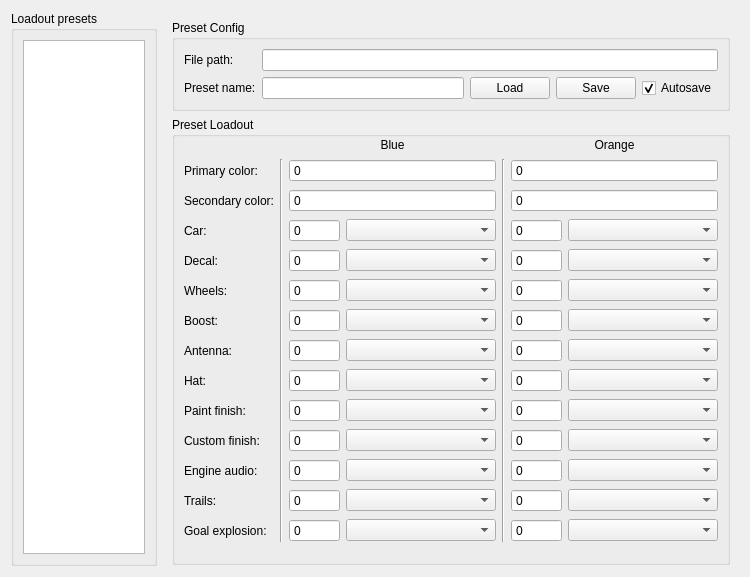
RLBot/RLBot, file RLBotFramework/gui/qt_gui/car_customisation_3.ui: the form before one commit.
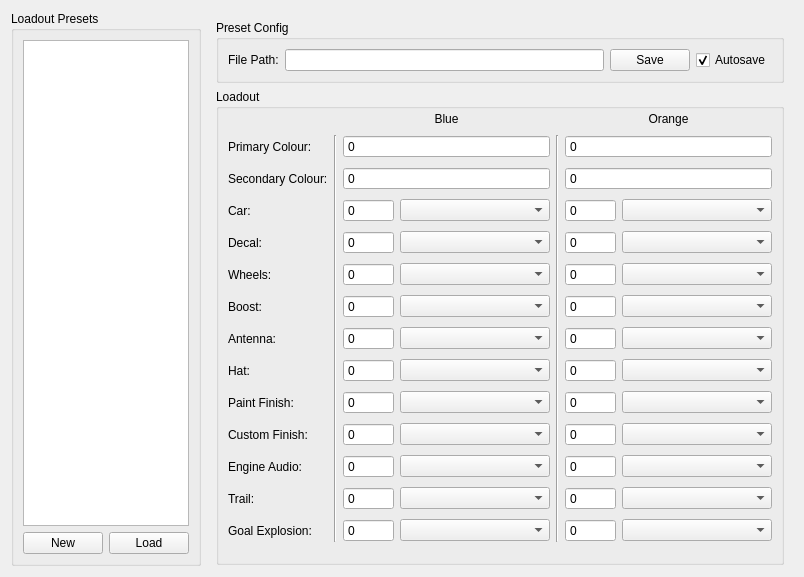
The form after the commit.

Commit message: added loadout loading and modified gui slightly

Patch:
```diff
--- a/RLBotFramework/gui/qt_gui/car_customisation_3.ui
+++ b/RLBotFramework/gui/qt_gui/car_customisation_3.ui
@@ -17,12 +17,47 @@
    <item>
     <widget class="QGroupBox" name="groupBox_3">
      <property name="title">
-      <string>Loadout presets</string>
+      <string>Loadout Presets</string>
      </property>
-     <layout class="QHBoxLayout" name="horizontalLayout_2">
+     <layout class="QVBoxLayout" name="verticalLayout">
       <item>
        <widget class="QListWidget" name="presets_listwidget"/>
       </item>
+      <item>
+       <widget class="QFrame" name="frame">
+        <property name="frameShape">
+         <enum>QFrame::NoFrame</enum>
+        </property>
+        <layout class="QHBoxLayout" name="horizontalLayout_2">
+         <property name="leftMargin">
+          <number>0</number>
+         </property>
+         <property name="topMargin">
+          <number>0</number>
+         </property>
+         <property name="rightMargin">
+          <number>0</number>
+         </property>
+         <property name="bottomMargin">
+          <number>0</number>
+         </property>
+         <item>
+          <widget class="QPushButton" name="preset_new_pushbutton">
+           <property name="text">
+            <string>New</string>
+           </property>
+          </widget>
+         </item>
+         <item>
+          <widget class="QPushButton" name="preset_load_pushbutton">
+           <property name="text">
+            <string>Load</string>
+           </property>
+          </widget>
+         </item>
+        </layout>
+       </widget>
+      </item>
      </layout>
     </widget>
    </item>
@@ -43,36 +78,25 @@
         <property name="title">
          <string>Preset Config</string>
         </property>
-        <layout class="QGridLayout" name="gridLayout_2">
-         <item row="5" column="0">
-          <widget class="QLabel" name="label_16">
-           <property name="text">
-            <string>Preset name:</string>
-           </property>
-          </widget>
-         </item>
-         <item row="3" column="0">
+        <layout class="QHBoxLayout" name="horizontalLayout_3">
+         <item>
           <widget class="QLabel" name="label_17">
            <property name="text">
-            <string>File path:</string>
+            <string>File Path:</string>
            </property>
           </widget>
          </item>
-         <item row="5" column="11">
+         <item>
+          <widget class="QLineEdit" name="preset_path_lineedit"/>
+         </item>
+         <item>
           <widget class="QPushButton" name="preset_save_pushbutton">
            <property name="text">
             <string>Save</string>
            </property>
           </widget>
          </item>
-         <item row="5" column="10">
-          <widget class="QPushButton" name="preset_load_pushbutton">
-           <property name="text">
-            <string>Load</string>
-           </property>
-          </widget>
-         </item>
-         <item row="5" column="12">
+         <item>
           <widget class="QCheckBox" name="preset_autosave_checkbox">
            <property name="text">
             <string>Autosave</string>
@@ -82,19 +106,13 @@
            </property>
           </widget>
          </item>
-         <item row="3" column="1" colspan="12">
-          <widget class="QLineEdit" name="preset_path_lineedit"/>
-         </item>
-         <item row="5" column="1" colspan="9">
-          <widget class="QLineEdit" name="preset_name_lineedit"/>
-         </item>
         </layout>
        </widget>
       </item>
       <item>
        <widget class="QGroupBox" name="groupBox">
         <property name="title">
-         <string>Preset Loadout</string>
+         <string>Loadout</string>
         </property>
         <layout class="QGridLayout" name="gridLayout" columnstretch="1,1,1,2,1,1,2">
          <property name="topMargin">
@@ -138,7 +156,7 @@
          <item row="1" column="0">
           <widget class="QLabel" name="label">
            <property name="text">
-            <string>Primary color:</string>
+            <string>Primary Colour:</string>
            </property>
           </widget>
          </item>
@@ -165,7 +183,7 @@
          <item row="2" column="0">
           <widget class="QLabel" name="label_2">
            <property name="text">
-            <string>Secondary color:</string>
+            <string>Secondary Colour:</string>
            </property>
           </widget>
          </item>
@@ -494,14 +512,14 @@
          <item row="9" column="0">
           <widget class="QLabel" name="label_9">
            <property name="text">
-            <string>Paint finish:</string>
+            <string>Paint Finish:</string>
            </property>
           </widget>
          </item>
          <item row="10" column="0">
           <widget class="QLabel" name="label_10">
            <property name="text">
-            <string>Custom finish:</string>
+            <string>Custom Finish:</string>
            </property>
           </widget>
          </item>
@@ -588,7 +606,7 @@
          <item row="11" column="0">
           <widget class="QLabel" name="label_11">
            <property name="text">
-            <string>Engine audio:</string>
+            <string>Engine Audio:</string>
            </property>
           </widget>
          </item>
@@ -625,7 +643,7 @@
          <item row="12" column="0">
           <widget class="QLabel" name="label_12">
            <property name="text">
-            <string>Trails:</string>
+            <string>Trail:</string>
            </property>
           </widget>
          </item>
@@ -662,7 +680,7 @@
          <item row="13" column="0">
           <widget class="QLabel" name="label_13">
            <property name="text">
-            <string>Goal explosion:</string>
+            <string>Goal Explosion:</string>
            </property>
           </widget>
          </item>
```
Left out of the diff: 6 changed lines with no effect on the pictures. The commit also changes 7 other files.
